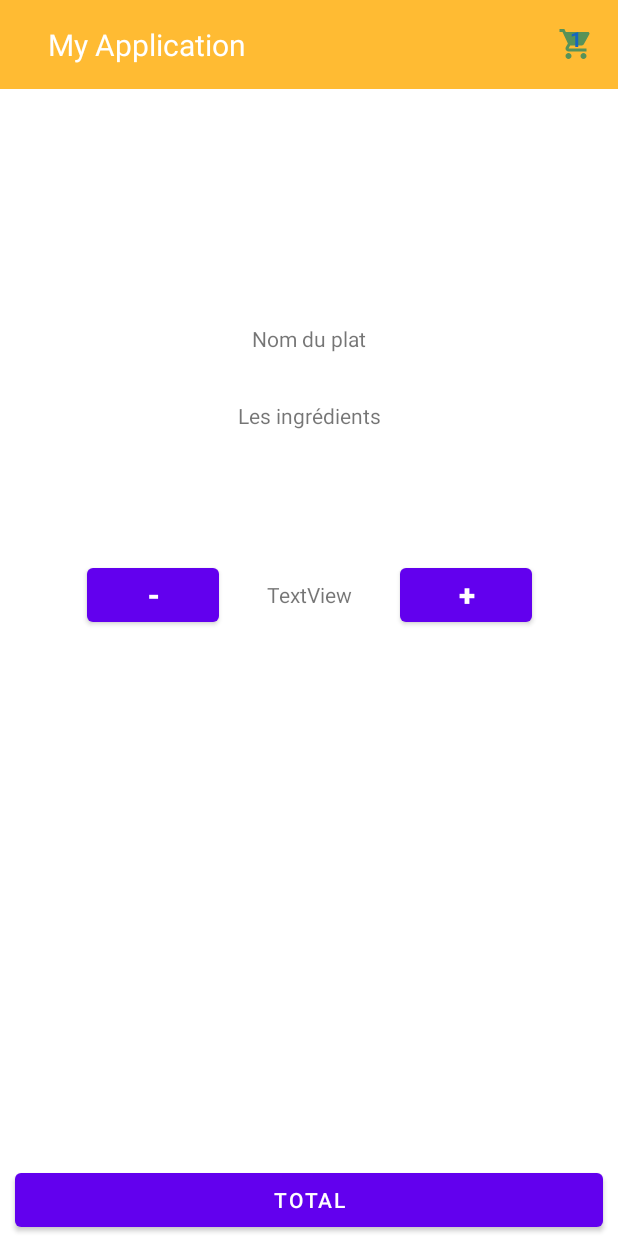
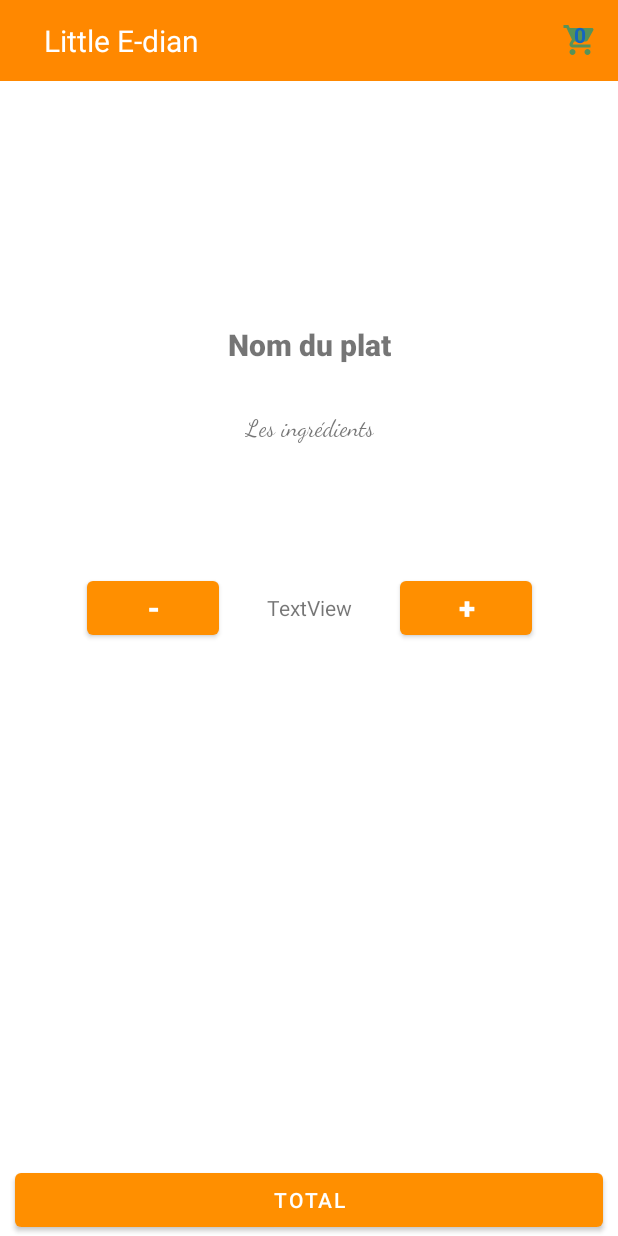
Before and after one commit to Zitoune83/AndroidERestaurant, an Android app: the layout activity_details.xml on its own in the app's theme, with its tools: preview values and no code run, on a phone screen of 412 x 824 dp. Run offline under Robolectric (Android 15) with nearby library versions, the phone set to English and light mode, and no system bars; network calls fail.

Commit message:
modification esthétique

```diff
--- a/app/src/main/java/fr/isen/bernhard/androiderestaurant/adapter/PagerAdapter.kt
+++ b/app/src/main/java/fr/isen/bernhard/androiderestaurant/adapter/PagerAdapter.kt
@@ -3,7 +3,9 @@ package fr.isen.bernhard.androiderestaurant.adapter
 import android.os.Bundle
 import androidx.fragment.app.Fragment
 import androidx.viewpager2.adapter.FragmentStateAdapter
+import fr.isen.bernhard.androiderestaurant.DishFragment
 
+private const val ARG_OBJECT = "object"
 class PagerAdapter (fragment: Fragment): FragmentStateAdapter(fragment) {
 
     override fun getItemCount(): Int = 100
@@ -11,7 +13,7 @@ class PagerAdapter (fragment: Fragment): FragmentStateAdapter(fragment) {
     override fun createFragment(position: Int): Fragment {
 
         // Return a NEW fragment instance in createFragment(int)
-        val fragment = DisheFragment()
+        val fragment = DishFragment()
         fragment.arguments = Bundle().apply {
             // Our object is just an integer :-P
             putInt(ARG_OBJECT, position + 1)
--- a/app/src/main/res/layout/activity_details.xml
+++ b/app/src/main/res/layout/activity_details.xml
@@ -20,7 +20,9 @@
         android:layout_width="wrap_content"
         android:layout_height="wrap_content"
         android:layout_marginTop="16dp"
+        android:fontFamily="sans-serif-black"
         android:text="@string/title_dishe"
+        android:textSize="20sp"
         app:layout_constraintEnd_toEndOf="@+id/pager"
         app:layout_constraintStart_toStartOf="@+id/pager"
         app:layout_constraintTop_toBottomOf="@+id/pager" />
@@ -30,7 +32,9 @@
         android:layout_width="wrap_content"
         android:layout_height="wrap_content"
         android:layout_marginTop="32dp"
+        android:fontFamily="cursive"
         android:text="@string/ingredients_dishe"
+        android:textSize="16sp"
         app:layout_constraintEnd_toEndOf="@+id/titleDishe"
         app:layout_constraintStart_toStartOf="@+id/titleDishe"
         app:layout_constraintTop_toBottomOf="@+id/titleDishe" />
--- a/app/src/main/res/layout/toolbar.xml
+++ b/app/src/main/res/layout/toolbar.xml
@@ -2,11 +2,12 @@
 <RelativeLayout xmlns:android="http://schemas.android.com/apk/res/android"
     android:layout_width="match_parent"
     android:layout_height="wrap_content"
-    android:background="@android:color/holo_orange_light">
+    android:background="@android:color/holo_orange_dark">
+
     <RelativeLayout
         android:layout_width="match_parent"
         android:layout_height="wrap_content"
-        android:padding="16dp">
+        android:padding="13dp">
 
         <ImageView
             android:id="@+id/right_icon"
@@ -22,7 +23,7 @@
             android:layout_height="wrap_content"
             android:layout_centerVertical="true"
             android:layout_marginStart="16dp"
-            android:text="My Application"
+            android:text="Little E-dian"
             android:textColor="@color/white"
             android:textSize="20dp" />
 
@@ -32,7 +33,7 @@
             android:layout_height="wrap_content"
             android:layout_alignEnd="@+id/right_icon"
             android:layout_marginEnd="8dp"
-            android:text="1"
+            android:text="@string/number_article"
             android:textColor="#1565C0"
             android:textStyle="bold" />
 
--- a/app/src/main/res/values/colors.xml
+++ b/app/src/main/res/values/colors.xml
@@ -7,4 +7,10 @@
     <color name="teal_700">#FF018786</color>
     <color name="black">#FF000000</color>
     <color name="white">#FFFFFFFF</color>
+    <color name="orange1">#FF8F00</color>
+    <color name="orange11">#A8793D</color>
+    <color name="orange2">#D84315</color>
+    <color name="orange22">#F4693E</color>
+
+
 </resources>
--- a/app/src/main/res/values/strings.xml
+++ b/app/src/main/res/values/strings.xml
@@ -11,4 +11,5 @@
     <string name="button_total">TOTAL</string>
     <string name="button_recycler_view_dish">Button</string>
     <string name="text_view_price">TextView</string>
+    <string name="number_article">0</string>
 </resources>
--- a/app/src/main/res/values/themes.xml
+++ b/app/src/main/res/values/themes.xml
@@ -2,12 +2,12 @@
     <!-- Base application theme. -->
     <style name="Theme.AndroidERestaurant" parent="Theme.MaterialComponents.DayNight.NoActionBar">
         <!-- Primary brand color. -->
-        <item name="colorPrimary">@color/purple_500</item>
-        <item name="colorPrimaryVariant">@color/purple_700</item>
+        <item name="colorPrimary">@color/orange1</item>
+        <item name="colorPrimaryVariant">@color/orange11</item>
         <item name="colorOnPrimary">@color/white</item>
         <!-- Secondary brand color. -->
-        <item name="colorSecondary">@color/teal_200</item>
-        <item name="colorSecondaryVariant">@color/teal_700</item>
+        <item name="colorSecondary">@color/orange2</item>
+        <item name="colorSecondaryVariant">@color/orange22</item>
         <item name="colorOnSecondary">@color/black</item>
         <!-- Status bar color. -->
         <item name="android:statusBarColor">?attr/colorPrimaryVariant</item>
```
Also changed, not shown: app/src/main/java/fr/isen/bernhard/androiderestaurant/DetailsActivity.kt (+27 -9 lines), app/src/main/java/fr/isen/bernhard/androiderestaurant/DishFragment.kt (renamed from app/src/main/java/fr/isen/bernhard/androiderestaurant/adapter/DisheFragment.kt, +4 -9 lines), app/src/main/java/fr/isen/bernhard/androiderestaurant/HomeActivity.kt (+13 -1 lines), app/src/main/res/layout/activity_home.xml (+22 -3 lines), app/src/main/res/layout/fragment.xml (added, +17 -0 lines), app/src/main/res/layout/recycler_view_dish.xml (+10 -4 lines), 1 other file.
